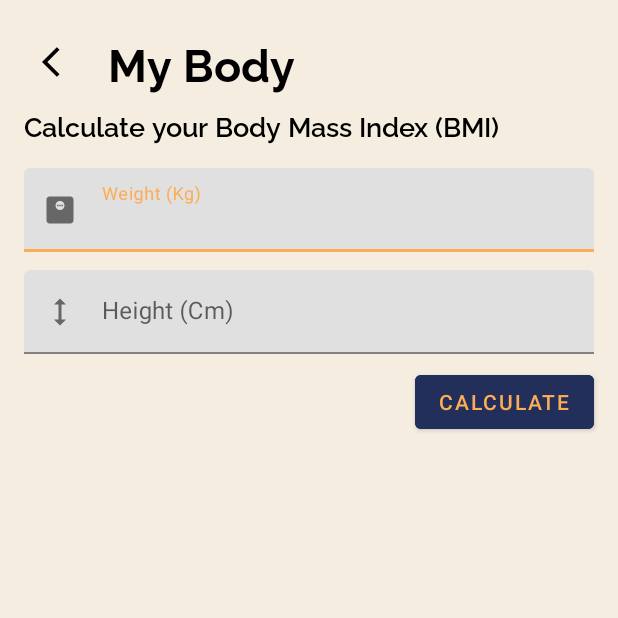
After one commit to ubeann/WoFH, an Android app: the BodyActivity screen opened directly, with no data from a screen before it, on a phone screen of 412 x 824 dp, the top half of it. The commit adds this screen. Run offline under Robolectric (Android 15) with nearby library versions, the phone set to English and light mode, and no system bars; our stand-ins replace Room's generated code; 1 statement that could not run was skipped.

Commit message:
BMI on BodyActivity

```diff
--- a/app/src/main/AndroidManifest.xml
+++ b/app/src/main/AndroidManifest.xml
@@ -12,6 +12,9 @@
         android:roundIcon="@mipmap/ic_launcher_round"
         android:supportsRtl="true"
         android:theme="@style/Theme.WoFH">
+        <activity
+            android:name=".ui.body.BodyActivity"
+            android:exported="true" />
         <activity
             android:name=".ui.login.LoginActivity"
             android:exported="true" />
--- a/app/src/main/java/com/wofh/preferences/UserPreferences.kt
+++ b/app/src/main/java/com/wofh/preferences/UserPreferences.kt
@@ -32,6 +32,9 @@ class UserPreferences private constructor(private val dataStore: DataStore<Prefe
             User(
                 name = preferences[nameKey] ?: "Belum mengisi data",
                 email = preferences[emailKey] ?: "Belum mengisi data",
+                goal = null,
+                height = null,
+                weight = null,
                 createdAt = DateTimeFormatter.ISO_OFFSET_DATE_TIME.parse(preferences[createdKey], OffsetDateTime::from)
             )
         }
--- /dev/null
+++ b/app/src/main/java/com/wofh/ui/body/BodyViewModel.kt
@@ -0,0 +1,27 @@
+package com.wofh.ui.body
+
+import android.app.Application
+import androidx.lifecycle.LiveData
+import androidx.lifecycle.ViewModel
+import androidx.lifecycle.asLiveData
+import com.wofh.entity.User
+import com.wofh.preferences.UserPreferences
+import com.wofh.repository.UserRepository
+
+class BodyViewModel(application: Application, private val preferences: UserPreferences) : ViewModel() {
+    private val mUserRepository: UserRepository = UserRepository(application)
+
+    fun getUserSetting(): LiveData<User> = preferences.getUserSetting().asLiveData()
+
+    fun getUserByEmail(email: String): User = mUserRepository.getUserByEmail(email)
+
+    fun isRegistered(email: String): Boolean = mUserRepository.isEmailRegistered(email)
+
+    fun updateBMI(user: User, userHeight: Double, userWeight: Double) {
+        with(user) {
+            height = userHeight
+            weight = userWeight
+        }
+        mUserRepository.update(user)
+    }
+}
--- /dev/null
+++ b/app/src/main/java/com/wofh/ui/body/BodyViewModelFactory.kt
@@ -0,0 +1,17 @@
+package com.wofh.ui.body
+
+import android.app.Application
+import androidx.lifecycle.ViewModel
+import androidx.lifecycle.ViewModelProvider
+import com.wofh.preferences.UserPreferences
+
+class BodyViewModelFactory(private val application: Application, private val pref: UserPreferences) : ViewModelProvider.NewInstanceFactory() {
+
+    @Suppress("UNCHECKED_CAST")
+    override fun <T : ViewModel> create(modelClass: Class<T>): T {
+        if (modelClass.isAssignableFrom(BodyViewModel::class.java)) {
+            return BodyViewModel(application, pref) as T
+        }
+        throw IllegalArgumentException("Unknown ViewModel class: " + modelClass.name)
+    }
+}
--- a/app/src/main/java/com/wofh/ui/register/RegisterViewModel.kt
+++ b/app/src/main/java/com/wofh/ui/register/RegisterViewModel.kt
@@ -21,6 +21,9 @@ class RegisterViewModel(application: Application, private val preferences: UserP
             name = userName,
             email = userEmail,
             password = AESEncryption.encrypt(userPassword),
+            goal = null,
+            height = null,
+            weight = null,
             createdAt = userCreatedAt
         )
         mUserRepository.insert(user)
--- /dev/null
+++ b/app/src/main/res/drawable/ic_baseline_height_24.xml
@@ -0,0 +1,10 @@
+<vector xmlns:android="http://schemas.android.com/apk/res/android"
+    android:width="24dp"
+    android:height="24dp"
+    android:viewportWidth="24"
+    android:viewportHeight="24"
+    android:tint="?attr/colorControlNormal">
+  <path
+      android:fillColor="@android:color/white"
+      android:pathData="M13,6.99l3,0l-4,-3.99l-4,3.99l3,0l0,10.02l-3,0l4,3.99l4,-3.99l-3,0z"/>
+</vector>
--- /dev/null
+++ b/app/src/main/res/drawable/ic_baseline_monitor_weight_24.xml
@@ -0,0 +1,19 @@
+<vector xmlns:android="http://schemas.android.com/apk/res/android"
+    android:width="24dp"
+    android:height="24dp"
+    android:viewportWidth="24"
+    android:viewportHeight="24"
+    android:tint="?attr/colorControlNormal">
+  <path
+      android:fillColor="@android:color/white"
+      android:pathData="M19,3H5C3.9,3 3,3.9 3,5v14c0,1.1 0.9,2 2,2h14c1.1,0 2,-0.9 2,-2V5C21,3.9 20.1,3 19,3zM12,12c-1.66,0 -3,-1.34 -3,-3s1.34,-3 3,-3s3,1.34 3,3S13.66,12 12,12z"/>
+  <path
+      android:fillColor="@android:color/white"
+      android:pathData="M10,8.5h1v1h-1z"/>
+  <path
+      android:fillColor="@android:color/white"
+      android:pathData="M11.5,8.5h1v1h-1z"/>
+  <path
+      android:fillColor="@android:color/white"
+      android:pathData="M13,8.5h1v1h-1z"/>
+</vector>
--- /dev/null
+++ b/app/src/main/res/layout/activity_body.xml
@@ -0,0 +1,115 @@
+<?xml version="1.0" encoding="utf-8"?>
+<androidx.constraintlayout.widget.ConstraintLayout xmlns:android="http://schemas.android.com/apk/res/android"
+    xmlns:app="http://schemas.android.com/apk/res-auto"
+    xmlns:tools="http://schemas.android.com/tools"
+    android:background="@color/orange_200"
+    android:layout_width="match_parent"
+    android:layout_height="match_parent"
+    tools:context=".ui.body.BodyActivity">
+
+    <androidx.appcompat.widget.AppCompatImageButton
+        android:id="@+id/btn_back"
+        android:backgroundTint="@color/orange_200"
+        android:layout_width="wrap_content"
+        android:layout_height="0dp"
+        android:layout_marginHorizontal="16dp"
+        android:src="@drawable/ic_baseline_arrow_back_ios_24"
+        android:tint="@color/black"
+        app:layout_constraintTop_toTopOf="@+id/title"
+        app:layout_constraintBottom_toBottomOf="@+id/title"
+        app:layout_constraintStart_toStartOf="parent"/>
+
+    <TextView
+        android:id="@+id/title"
+        android:layout_width="0dp"
+        android:layout_height="wrap_content"
+        android:layout_marginStart="8dp"
+        android:layout_marginVertical="20dp"
+        android:layout_marginEnd="8dp"
+        android:fontFamily="@font/raleway_bold"
+        android:text="@string/my_body"
+        android:textColor="@color/black"
+        android:textSize="30sp"
+        app:layout_constraintTop_toTopOf="parent"
+        app:layout_constraintStart_toEndOf="@+id/btn_back"
+        app:layout_constraintEnd_toEndOf="parent"/>
+
+    <TextView
+        android:id="@+id/description"
+        android:layout_width="0dp"
+        android:layout_height="wrap_content"
+        android:layout_marginTop="8dp"
+        android:layout_marginHorizontal="16dp"
+        android:fontFamily="@font/raleway_semi_bold"
+        android:text="@string/calculate_your_body_mass_index_bmi"
+        android:textColor="@color/black"
+        android:textSize="18sp"
+        app:layout_constraintTop_toBottomOf="@+id/title"
+        app:layout_constraintStart_toStartOf="parent"
+        app:layout_constraintEnd_toEndOf="parent"/>
+
+    <com.google.android.material.textfield.TextInputLayout
+        android:id="@+id/input_weight"
+        android:layout_width="0dp"
+        android:layout_height="wrap_content"
+        android:layout_marginHorizontal="16dp"
+        android:layout_marginTop="16dp"
+        android:hint="@string/weight_kg"
+        app:startIconDrawable="@drawable/ic_baseline_monitor_weight_24"
+        app:startIconContentDescription="Text Fields"
+        app:layout_constraintTop_toBottomOf="@+id/description"
+        app:layout_constraintStart_toStartOf="parent"
+        app:layout_constraintEnd_toEndOf="parent">
+
+        <com.google.android.material.textfield.TextInputEditText
+            android:layout_width="match_parent"
+            android:layout_height="wrap_content"
+            android:inputType="numberDecimal" />
+
+    </com.google.android.material.textfield.TextInputLayout>
+
+    <com.google.android.material.textfield.TextInputLayout
+        android:id="@+id/input_height"
+        android:layout_width="0dp"
+        android:layout_height="wrap_content"
+        android:layout_marginHorizontal="16dp"
+        android:layout_marginTop="12dp"
+        android:hint="@string/height_cm"
+        app:startIconDrawable="@drawable/ic_baseline_height_24"
+        app:startIconContentDescription="Text Fields"
+        app:layout_constraintTop_toBottomOf="@+id/input_weight"
+        app:layout_constraintStart_toStartOf="parent"
+        app:layout_constraintEnd_toEndOf="parent">
+
+        <com.google.android.material.textfield.TextInputEditText
+            android:layout_width="match_parent"
+            android:layout_height="wrap_content"
+            android:inputType="numberDecimal" />
+
+    </com.google.android.material.textfield.TextInputLayout>
+
+    <Button
+        android:id="@+id/btn_calculate"
+        android:backgroundTint="#232F5B"
+        android:layout_width="wrap_content"
+        android:layout_height="wrap_content"
+        android:layout_marginTop="8dp"
+        android:layout_marginEnd="16dp"
+        android:text="@string/calculate"
+        android:textColor="@color/orange_500"
+        app:layout_constraintTop_toBottomOf="@+id/input_height"
+        app:layout_constraintEnd_toEndOf="parent" />
+
+    <include
+        android:id="@+id/card_bmi"
+        android:layout_width="0dp"
+        android:layout_height="wrap_content"
+        android:layout_marginHorizontal="16dp"
+        android:layout_marginTop="8dp"
+        android:visibility="gone"
+        app:layout_constraintTop_toBottomOf="@+id/btn_calculate"
+        app:layout_constraintStart_toStartOf="parent"
+        app:layout_constraintEnd_toEndOf="parent"
+        layout="@layout/card_bmi" />
+
+</androidx.constraintlayout.widget.ConstraintLayout>
--- a/app/src/main/res/values/strings.xml
+++ b/app/src/main/res/values/strings.xml
@@ -17,4 +17,11 @@
     <string name="old_password">Old Password</string>
     <string name="new_password">New Password</string>
     <string name="change_password">Change Password</string>
+    <string name="my_body">My Body</string>
+    <string name="calculate_your_body_mass_index_bmi">Calculate your Body Mass Index (BMI)</string>
+    <string name="weight_kg">Weight (Kg)</string>
+    <string name="height_cm">Height (Cm)</string>
+    <string name="calculate">Calculate</string>
+    <string name="bmi">BMI : %f</string>
+    <string name="status">Status : %s</string>
 </resources>
```
Also changed, not shown: app/src/main/java/com/wofh/entity/User.kt (+9 -0 lines), app/src/main/java/com/wofh/fragment/ProfileFragment.kt (+10 -0 lines), app/src/main/java/com/wofh/ui/body/BodyActivity.kt (added, +139 -0 lines), app/src/main/res/layout/card_bmi.xml (added, +43 -0 lines), app/src/main/res/layout/fragment_profile.xml (+0 -12 lines).
